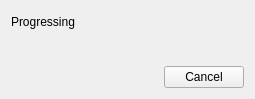
Before: the Qt Designer form HNPrjDemo/HNWidgets/hnprogressdialog.ui in photonlili/Tank, drawn with Qt 5.
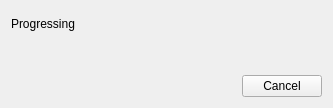
After: the same form once the commit is applied. Custom widgets are drawn as their Qt base class.

```diff
--- a/HNPrjDemo/HNWidgets/hnprogressdialog.ui
+++ b/HNPrjDemo/HNWidgets/hnprogressdialog.ui
@@ -6,8 +6,8 @@
    <rect>
     <x>0</x>
     <y>0</y>
-    <width>255</width>
-    <height>99</height>
+    <width>333</width>
+    <height>108</height>
    </rect>
   </property>
   <property name="windowTitle">
```
